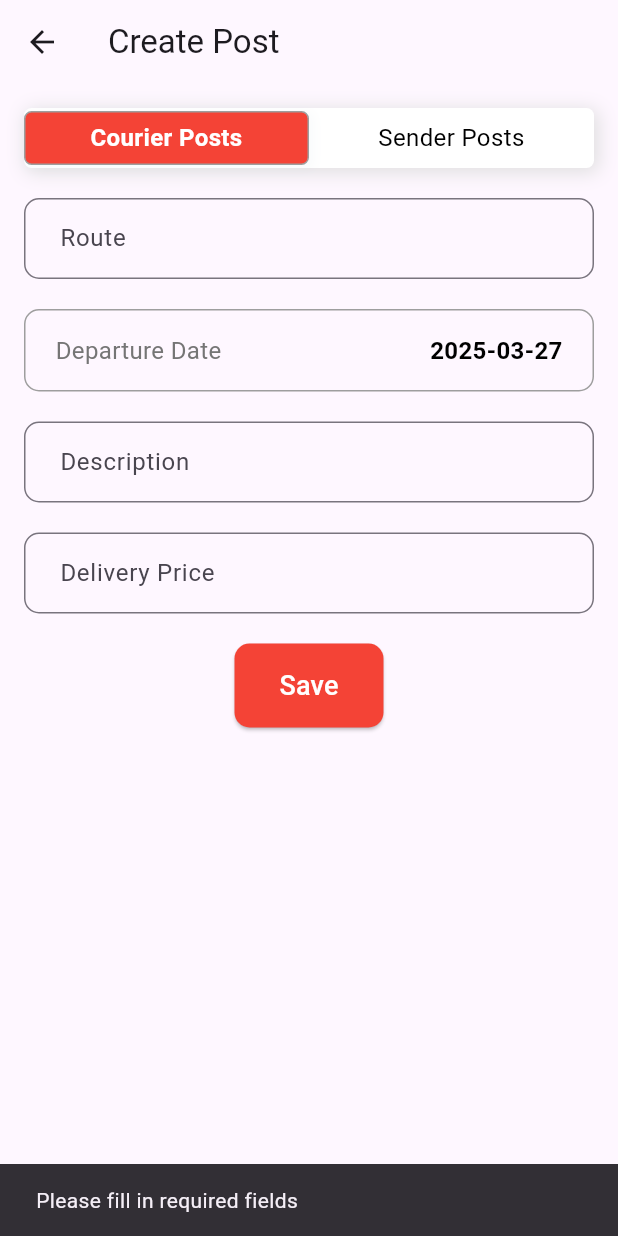
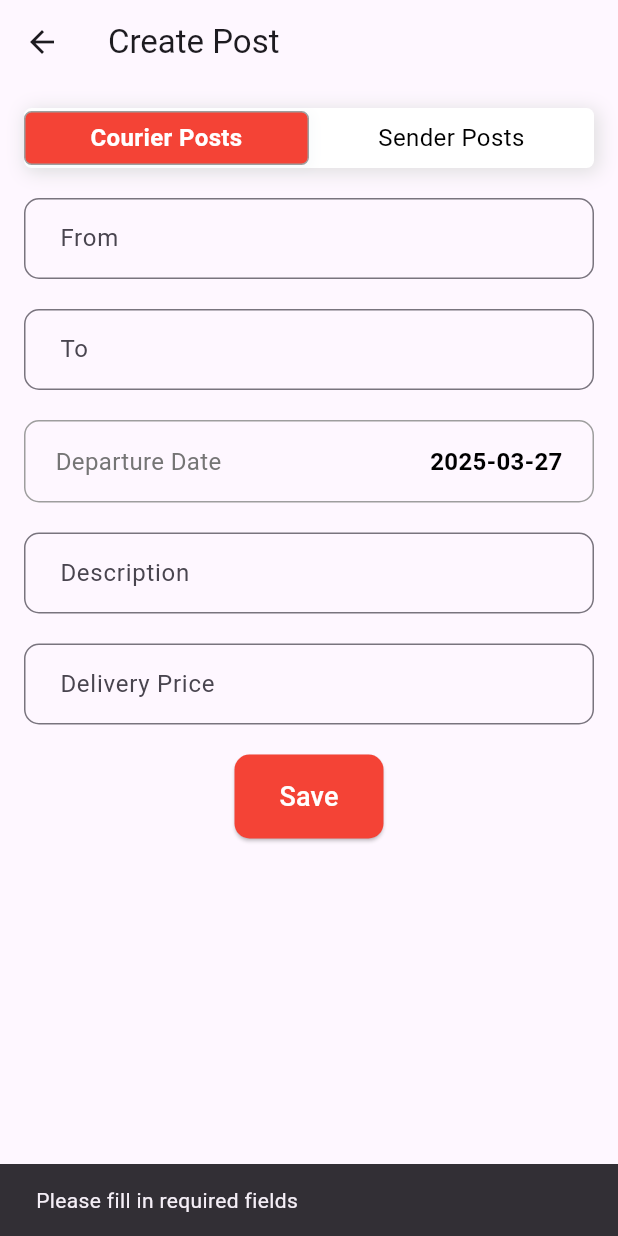
Before and after one commit to oral0005/frontgrok, a Flutter app: the CreateFormScreen screen opened directly, after a tap on "Save", on a phone screen of 412 x 824 dp. Run offline on Flutter 3.47's test engine with Material 3 defaults, Android fonts, the phone set to English and light mode, and no system bars; our stand-ins replace shared_preferences; accounts and stored records are empty.

Commit message:
changed route from to

```diff
--- a/lib/models/courier_post.dart
+++ b/lib/models/courier_post.dart
@@ -1,10 +1,10 @@
 //models/courier_post.dart
 
 import 'package:frontgrok/models/user.dart';
-
 class CourierPost {
   final String id;
-  final String route;
+  final String from; // Новое поле
+  final String to;   // Новое поле
   final DateTime departureTime;
   final double pricePerParcel;
   final String description;
@@ -13,7 +13,8 @@ class CourierPost {
 
   CourierPost({
     required this.id,
-    required this.route,
+    required this.from,
+    required this.to,
     required this.departureTime,
     required this.pricePerParcel,
     required this.description,
@@ -24,7 +25,8 @@ class CourierPost {
   factory CourierPost.fromJson(Map<String, dynamic> json) {
     return CourierPost(
       id: json['_id']?.toString() ?? '',
-      route: json['route']?.toString() ?? '',
+      from: json['from']?.toString() ?? '', // Замена route на from
+      to: json['to']?.toString() ?? '',     // Замена route на to
       departureTime: DateTime.tryParse(json['departureTime']?.toString() ?? '') ?? DateTime.now(),
       pricePerParcel: (json['pricePerParcel'] as num?)?.toDouble() ?? 0.0,
       description: json['description']?.toString() ?? '',
--- a/lib/models/post.dart
+++ b/lib/models/post.dart
@@ -1,6 +1,7 @@
 class Post {
   final String type;
-  final String route;
+  final String from; // Новое поле
+  final String to;   // Новое поле
   final DateTime date;
   final String userLocation;
   final String userId;
@@ -10,7 +11,8 @@ class Post {
 
   Post({
     required this.type,
-    required this.route,
+    required this.from,
+    required this.to,
     required this.date,
     required this.userLocation,
     required this.userId,
--- a/lib/models/sender_post.dart
+++ b/lib/models/sender_post.dart
@@ -1,18 +1,19 @@
 //models/sender_post.dart
 
 import 'package:frontgrok/models/user.dart'; // Add this import
-
 class SenderPost {
   final String id;
-  final String route;
+  final String from; // Новое поле
+  final String to;   // Новое поле
   final DateTime sendTime;
   final double parcelPrice;
   final String description;
-  final User user; // Now recognized because of the import
+  final User user;
 
   SenderPost({
     required this.id,
-    required this.route,
+    required this.from,
+    required this.to,
     required this.sendTime,
     required this.parcelPrice,
     required this.description,
@@ -21,12 +22,13 @@ class SenderPost {
 
   factory SenderPost.fromJson(Map<String, dynamic> json) {
     return SenderPost(
-      id: json['_id'],
-      route: json['route'],
-      sendTime: DateTime.parse(json['sendTime']),
-      parcelPrice: json['parcelPrice'].toDouble(),
-      description: json['description'] ?? '',
-      user: User.fromJson(json['userId']), // Now works with the imported User class
+      id: json['_id']?.toString() ?? '',
+      from: json['from']?.toString() ?? '', // Замена route на from
+      to: json['to']?.toString() ?? '',     // Замена route на to
+      sendTime: DateTime.tryParse(json['sendTime']?.toString() ?? '') ?? DateTime.now(),
+      parcelPrice: (json['parcelPrice'] as num?)?.toDouble() ?? 0.0,
+      description: json['description']?.toString() ?? '',
+      user: User.fromJson(json['userId'] is Map<String, dynamic> ? json['userId'] : {}),
     );
   }
 }
--- a/lib/pages/create_form_screen.dart
+++ b/lib/pages/create_form_screen.dart
@@ -5,7 +5,6 @@ import '../widgets/custom_button.dart';
 import '../services/api_service.dart';
 import '../widgets/appinio_animated_toggle_tab.dart';
 import 'my_posts_screen.dart';
-import 'package:http/http.dart' as http;
 
 class CreateFormScreen extends StatefulWidget {
   final VoidCallback? onPostCreated;
@@ -17,7 +16,8 @@ class CreateFormScreen extends StatefulWidget {
 }
 
 class _CreateFormScreenState extends State<CreateFormScreen> {
-  final _routeController = TextEditingController();
+  final _fromController = TextEditingController(); // Заменено _routeController на _fromController
+  final _toController = TextEditingController();   // Добавлено _toController
   final _priceController = TextEditingController();
   final _descriptionController = TextEditingController();
   DateTime _departureTime = DateTime.now();
@@ -34,7 +34,7 @@ class _CreateFormScreenState extends State<CreateFormScreen> {
   );
 
   Future<void> _createPost() async {
-    if (_routeController.text.isEmpty || _priceController.text.isEmpty) {
+    if (_fromController.text.isEmpty || _toController.text.isEmpty || _priceController.text.isEmpty) {
       _showSnackBar('Please fill in required fields');
       return;
     }
@@ -44,13 +44,14 @@ class _CreateFormScreenState extends State<CreateFormScreen> {
       print('Starting post creation process...');
       final double price = double.tryParse(_priceController.text) ?? 0.0;
 
-      // Добавляем тайм-аут в 10 секунд для API-запросов
       if (_selectedTabIndex == 0) {
-        print('Creating courier post: route=${_routeController.text}, '
+        print('Creating courier post: from=${_fromController.text}, '
+            'to=${_toController.text}, '
             'departureTime=${_departureTime.toIso8601String()}, '
             'price=$price, description=${_descriptionController.text}');
         await _apiService.createCourierPost(
-          _routeController.text,
+          _fromController.text,        // Заменено route на from
+          _toController.text,          // Добавлено to
           _departureTime,
           price,
           _descriptionController.text,
@@ -59,11 +60,13 @@ class _CreateFormScreenState extends State<CreateFormScreen> {
         });
         print('Courier post created successfully');
       } else {
-        print('Creating sender post: route=${_routeController.text}, '
+        print('Creating sender post: from=${_fromController.text}, '
+            'to=${_toController.text}, '
             'sendTime=${_departureTime.toIso8601String()}, '
             'price=$price, description=${_descriptionController.text}');
         await _apiService.createSenderPost(
-          _routeController.text,
+          _fromController.text,        // Заменено route на from
+          _toController.text,          // Добавлено to
           _departureTime,
           price,
           _descriptionController.text,
@@ -133,7 +136,8 @@ class _CreateFormScreenState extends State<CreateFormScreen> {
   @override
   void dispose() {
     print('Disposing controllers');
-    _routeController.dispose();
+    _fromController.dispose();        // Обновлено
+    _toController.dispose();          // Добавлено
     _priceController.dispose();
     _descriptionController.dispose();
     super.dispose();
@@ -191,7 +195,9 @@ class _CreateFormScreenState extends State<CreateFormScreen> {
                     ),
                   ),
                   const SizedBox(height: 20),
-                  CustomTextField(label: 'Route', controller: _routeController),
+                  CustomTextField(label: 'From', controller: _fromController), // Заменено Route на From
+                  const SizedBox(height: 20),
+                  CustomTextField(label: 'To', controller: _toController),   // Добавлено поле To
                   const SizedBox(height: 20),
                   GestureDetector(
                     onTap: _selectDate,
--- a/lib/pages/my_posts_screen.dart
+++ b/lib/pages/my_posts_screen.dart
@@ -4,7 +4,7 @@ import '../widgets/post_card.dart';
 import '../services/api_service.dart';
 import '../models/courier_post.dart';
 import '../models/sender_post.dart';
-import '../models/post.dart'; // Импортируем общую модель Post
+import '../models/post.dart';
 import '../widgets/post_details_popup.dart';
 
 class MyPostsScreen extends StatefulWidget {
@@ -56,7 +56,8 @@ class _MyPostsScreenState extends State<MyPostsScreen> {
 
       combinedPosts.addAll(senderPosts.map((post) => Post(
         type: 'sender',
-        route: post.route,
+        from: post.from,             // Заменено route на from
+        to: post.to,                 // Заменено route на to
         date: post.sendTime,
         userLocation: '${post.user.name}, ${post.user.surname}',
         userId: post.user.id,
@@ -67,7 +68,8 @@ class _MyPostsScreenState extends State<MyPostsScreen> {
 
       combinedPosts.addAll(courierPosts.map((post) => Post(
         type: 'courier',
-        route: post.route,
+        from: post.from,             // Заменено route на from
+        to: post.to,                 // Заменено route на to
         date: post.departureTime,
         userLocation: '${post.user.name}, ${post.user.surname}',
         userId: post.user.id,
@@ -130,7 +132,8 @@ class _MyPostsScreenState extends State<MyPostsScreen> {
               itemBuilder: (context, index) {
                 final post = posts[index];
                 return PostCard(
-                  route: post.route,
+                  from: post.from,             // Заменено route на from
+                  to: post.to,                 // Заменено route на to
                   date: post.date,
                   userLocation: post.userLocation,
                   onMorePressed: () => PostDetailsPopup.show(context, post),
--- a/lib/pages/routes_screen.dart
+++ b/lib/pages/routes_screen.dart
@@ -4,8 +4,8 @@ import '../widgets/post_card.dart';
 import '../services/api_service.dart';
 import '../models/courier_post.dart';
 import '../models/sender_post.dart';
-import '../models/post.dart'; // Импортируем общую модель Post
-import '../widgets/tab_bar_widget.dart'; // Убеждаемся, что импорт TabBarWidget правильный
+import '../models/post.dart';
+import '../widgets/tab_bar_widget.dart';
 import '../widgets/post_details_popup.dart';
 
 class RoutesScreen extends StatefulWidget {
@@ -54,7 +54,8 @@ class _RoutesScreenState extends State<RoutesScreen> {
 
       combinedPosts.addAll(senderPosts.map((post) => Post(
         type: 'sender',
-        route: post.route,
+        from: post.from,             // Заменено route на from
+        to: post.to,                 // Заменено route на to
         date: post.sendTime,
         userLocation: '${post.user.name}, ${post.user.surname}',
         userId: post.user.id,
@@ -65,7 +66,8 @@ class _RoutesScreenState extends State<RoutesScreen> {
 
       combinedPosts.addAll(courierPosts.map((post) => Post(
         type: 'courier',
-        route: post.route,
+        from: post.from,             // Заменено route на from
+        to: post.to,                 // Заменено route на to
         date: post.departureTime,
         userLocation: '${post.user.name}, ${post.user.surname}',
         userId: post.user.id,
@@ -96,7 +98,7 @@ class _RoutesScreenState extends State<RoutesScreen> {
       appBar: AppBar(title: const Text('Routes')),
       body: Column(
         children: [
-          TabBarWidget( // Убеждаемся, что TabBarWidget используется корректно
+          TabBarWidget(
             firstTab: 'Courier Posts',
             secondTab: 'Sender Posts',
             onTabChanged: (index) => setState(() => _selectedTabIndex = index),
@@ -134,7 +136,8 @@ class _RoutesScreenState extends State<RoutesScreen> {
                     itemBuilder: (context, index) {
                       final post = posts[index];
                       return PostCard(
-                        route: post.route,
+                        from: post.from,             // Заменено route на from
+                        to: post.to,                 // Заменено route на to
                         date: post.date,
                         userLocation: post.userLocation,
                         onMorePressed: () => PostDetailsPopup.show(context, post),
--- a/lib/services/api_service.dart
+++ b/lib/services/api_service.dart
@@ -96,7 +96,6 @@ class ApiService {
     }
   }
 
-  // Fetch all courier posts
   Future<List<CourierPost>> fetchCourierPosts() async {
     try {
       final response = await http.get(Uri.parse('$baseUrl/courier-posts'));
@@ -130,7 +129,6 @@ class ApiService {
     }
   }
 
-  // Fetch all sender posts
   Future<List<SenderPost>> fetchSenderPosts() async {
     try {
       final response = await http.get(Uri.parse('$baseUrl/sender-posts'));
@@ -164,7 +162,6 @@ class ApiService {
     }
   }
 
-  // Fetch the user's own courier posts
   Future<List<CourierPost>> fetchMyCourierPosts() async {
     final token = await _getToken();
     if (token == null) {
@@ -212,7 +209,6 @@ class ApiService {
     }
   }
 
-  // Fetch the user's own sender posts (new method)
   Future<List<SenderPost>> fetchMySenderPosts() async {
     final token = await _getToken();
     if (token == null) {
@@ -260,8 +256,7 @@ class ApiService {
     }
   }
 
-  // Create a courier post
-  Future<void> createCourierPost(String route, DateTime departureTime, double pricePerParcel, String description) async {
+  Future<void> createCourierPost(String from, String to, DateTime departureTime, double pricePerParcel, String description) async {
     final token = await _getToken();
     if (token == null) throw Exception('No token found');
 
@@ -273,7 +268,8 @@ class ApiService {
           'x-auth-token': token,
         },
         body: jsonEncode({
-          'route': route,
+          'from': from,              // Заменено route на from
+          'to': to,                  // Заменено route на to
           'departureTime': departureTime.toIso8601String(),
           'pricePerParcel': pricePerParcel,
           'description': description,
@@ -292,8 +288,7 @@ class ApiService {
     }
   }
 
-  // Create a sender post
-  Future<void> createSenderPost(String route, DateTime sendTime, double parcelPrice, String description) async {
+  Future<void> createSenderPost(String from, String to, DateTime sendTime, double parcelPrice, String description) async {
     final token = await _getToken();
     if (token == null) throw Exception('No token found');
 
@@ -305,7 +300,8 @@ class ApiService {
           'x-auth-token': token,
         },
         body: jsonEncode({
-          'route': route,
+          'from': from,              // Заменено route на from
+          'to': to,                  // Заменено route на to
           'sendTime': sendTime.toIso8601String(),
           'parcelPrice': parcelPrice,
           'description': description,
--- a/lib/widgets/post_card.dart
+++ b/lib/widgets/post_card.dart
@@ -1,15 +1,17 @@
 import 'package:flutter/material.dart';
 
 class PostCard extends StatelessWidget {
-  final String route;
+  final String from; // Заменено route на from
+  final String to;   // Заменено route на to
   final DateTime date;
   final String userLocation;
   final VoidCallback onMorePressed;
-  final Widget? leading; // Add leading widget for icon
+  final Widget? leading;
 
   const PostCard({
     super.key,
-    required this.route,
+    required this.from,
+    required this.to,
     required this.date,
     required this.userLocation,
     required this.onMorePressed,
@@ -21,8 +23,8 @@ class PostCard extends StatelessWidget {
     return Card(
       margin: const EdgeInsets.symmetric(horizontal: 16, vertical: 8),
       child: ListTile(
-        leading: leading, // Display the icon (sender or courier)
-        title: Text(route),
+        leading: leading,
+        title: Text('$from → $to'), // Обновлено отображение с from и to
         subtitle: Column(
           crossAxisAlignment: CrossAxisAlignment.start,
           children: [
--- a/lib/widgets/post_details_popup.dart
+++ b/lib/widgets/post_details_popup.dart
@@ -1,5 +1,5 @@
 import 'package:flutter/material.dart';
-import '../models/post.dart'; // Импортируем общую модель Post
+import '../models/post.dart';
 
 class PostDetailsPopup {
   static void show(BuildContext context, Post post) {
@@ -18,7 +18,7 @@ class PostDetailsPopup {
               const SizedBox(width: 10),
               Expanded(
                 child: Text(
-                  post.route,
+                  '${post.from} → ${post.to}', // Обновлено с from и to
                   style: const TextStyle(fontSize: 20, fontWeight: FontWeight.bold),
                 ),
               ),
@@ -30,7 +30,8 @@ class PostDetailsPopup {
               mainAxisSize: MainAxisSize.min,
               children: [
                 _buildDetailField('Type', post.type == 'sender' ? 'Sender' : 'Courier'),
-                _buildDetailField('Route', post.route),
+                _buildDetailField('From', post.from),           // Заменено Route на From
+                _buildDetailField('To', post.to),               // Добавлено To
                 _buildDetailField('Date', post.date.toString().split('.')[0]),
                 _buildDetailField('User', post.userLocation),
                 _buildDetailField('Price', '${post.price.toStringAsFixed(2)} KZT'),
```
